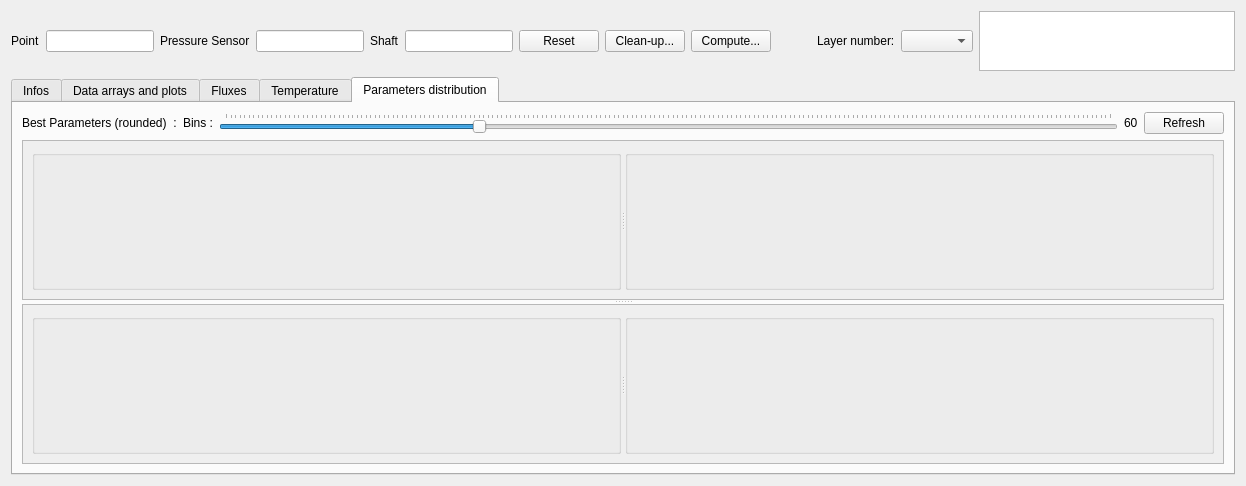
flipoyo/MOLONARI1D, file Molonaviz/src/molonaviz/frontend/ui/SamplingPointViewer.ui: the form before one commit.
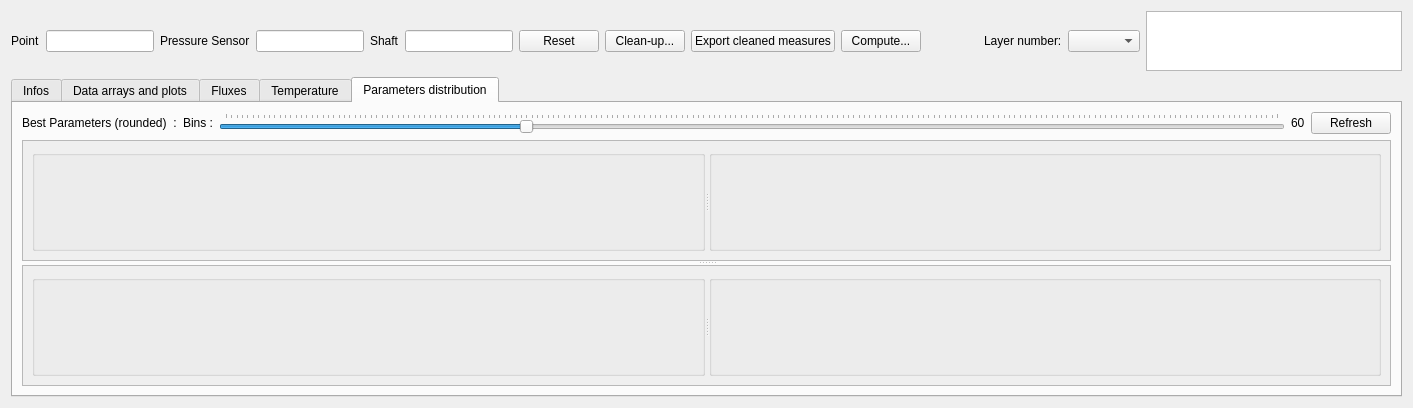
The form after the commit. The open tabs and pages were chosen to show the change.

Commit message: export Data

```diff
--- a/Molonaviz/src/molonaviz/frontend/ui/SamplingPointViewer.ui
+++ b/Molonaviz/src/molonaviz/frontend/ui/SamplingPointViewer.ui
@@ -10,7 +10,7 @@
     <x>0</x>
     <y>0</y>
     <width>1413</width>
-    <height>0</height>
+    <height>408</height>
    </rect>
   </property>
   <property name="windowTitle">
@@ -18,7 +18,7 @@
   </property>
   <layout class="QVBoxLayout" name="verticalLayout_7" stretch="0,0">
    <item>
-    <layout class="QHBoxLayout" name="horizontalLayout" stretch="0,0,0,0,0,0,0,0,0,0,0,0,1">
+    <layout class="QHBoxLayout" name="horizontalLayout" stretch="0,0,0,0,0,0,0,0,0,0,0,0,1,0">
      <property name="sizeConstraint">
       <enum>QLayout::SetNoConstraint</enum>
      </property>
@@ -93,6 +93,13 @@
        </property>
       </widget>
      </item>
+     <item>
+      <widget class="QPushButton" name="pushButtonExportMeasures">
+       <property name="text">
+        <string>Export cleaned measures</string>
+       </property>
+      </widget>
+     </item>
      <item>
       <widget class="QPushButton" name="pushButtonCompute">
        <property name="toolTip">
@@ -277,14 +284,7 @@
        <item>
         <layout class="QVBoxLayout" name="verticalLayout_5" stretch="0">
          <item>
-          <layout class="QHBoxLayout" name="horizontalLayout_10" stretch="0,0">
-           <item>
-            <widget class="QPushButton" name="pushButtonExportMeasures">
-             <property name="text">
-              <string>Export cleaned measures</string>
-             </property>
-            </widget>
-           </item>
+          <layout class="QHBoxLayout" name="horizontalLayout_10" stretch="0">
            <item>
             <widget class="QCheckBox" name="checkBoxRawData">
              <property name="enabled">
@@ -615,8 +615,8 @@
             <rect>
              <x>0</x>
              <y>0</y>
-             <width>1340</width>
-             <height>48</height>
+             <width>1361</width>
+             <height>110</height>
             </rect>
            </property>
            <layout class="QHBoxLayout" name="horizontalLayout_8">
@@ -665,8 +665,8 @@
             <rect>
              <x>0</x>
              <y>0</y>
-             <width>1340</width>
-             <height>48</height>
+             <width>1361</width>
+             <height>109</height>
             </rect>
            </property>
            <layout class="QHBoxLayout" name="horizontalLayout_9">
```
Left out of the diff: 4 changed lines with no effect on the pictures. The commit also changes 20 other files.
